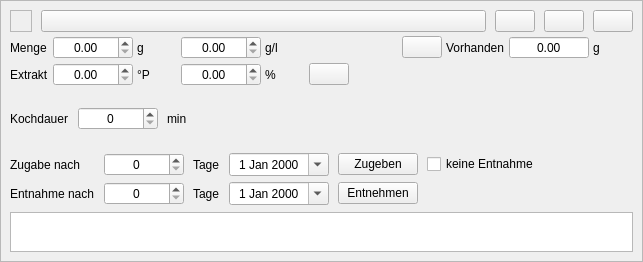
Old version of the form kleiner-brauhelfer/widgets/wdgweiterezutatgabe.ui in the repository kleiner-brauhelfer/kleiner-brauhelfer-2.
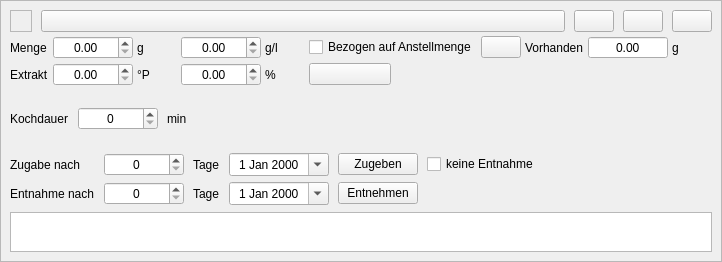
New version of the form. Icons and pictures are not drawn. Custom widgets are drawn as their Qt base class.

Commit message: Zusätze für Gärung bezogen auf Anstellmenge.

Patch:
```diff
--- a/kleiner-brauhelfer/widgets/wdgweiterezutatgabe.ui
+++ b/kleiner-brauhelfer/widgets/wdgweiterezutatgabe.ui
@@ -145,7 +145,7 @@
           </property>
          </widget>
         </item>
-        <item row="0" column="14">
+        <item row="0" column="15">
          <widget class="DoubleSpinBox" name="tbVorhanden">
           <property name="minimumSize">
            <size>
@@ -234,7 +234,7 @@
           </property>
          </widget>
         </item>
-        <item row="0" column="15">
+        <item row="0" column="16">
          <widget class="QLabel" name="lblVorhandenEinheit">
           <property name="minimumSize">
            <size>
@@ -247,6 +247,13 @@
           </property>
          </widget>
         </item>
+        <item row="0" column="6" colspan="2">
+         <widget class="QCheckBox" name="cbAnstellmenge">
+          <property name="text">
+           <string>Bezogen auf Anstellmenge</string>
+          </property>
+         </widget>
+        </item>
         <item row="0" column="4">
          <widget class="DoubleSpinBox" name="tbMenge">
           <property name="minimumSize">
@@ -275,14 +282,14 @@
           </property>
          </widget>
         </item>
-        <item row="0" column="11">
+        <item row="0" column="12">
          <widget class="QLabel" name="lblVorhanden">
           <property name="text">
            <string>Vorhanden</string>
           </property>
          </widget>
         </item>
-        <item row="0" column="8">
+        <item row="0" column="9">
          <widget class="QPushButton" name="btnAufbrauchen">
           <property name="minimumSize">
            <size>
@@ -331,7 +338,7 @@
           </property>
          </widget>
         </item>
-        <item row="0" column="7">
+        <item row="0" column="8">
          <spacer name="horizontalSpacer_3">
           <property name="orientation">
            <enum>Qt::Horizontal</enum>
```
The commit also changes 5 other files.
